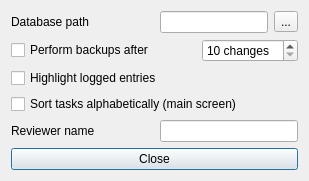
First picture: the form in gui_settings.ui, repository FrankMamuda/ketoevent, before the edit.
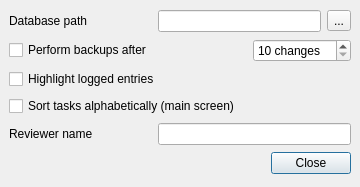
Second picture: the form after the edit. Icons and pictures are not drawn.

The edit to the form file:
```diff
--- a/gui_settings.ui
+++ b/gui_settings.ui
@@ -1,13 +1,13 @@
 <?xml version="1.0" encoding="UTF-8"?>
 <ui version="4.0">
  <class>Gui_Settings</class>
- <widget class="QDialog" name="Gui_Settings">
+ <widget class="QMainWindow" name="Gui_Settings">
   <property name="geometry">
    <rect>
     <x>0</x>
     <y>0</y>
-    <width>309</width>
-    <height>166</height>
+    <width>360</width>
+    <height>187</height>
    </rect>
   </property>
   <property name="windowTitle">
@@ -17,21 +17,16 @@
    <iconset resource="resources.qrc">
     <normaloff>:/icons/settings_dialog_16</normaloff>:/icons/settings_dialog_16</iconset>
   </property>
+  <widget class="QWidget" name="centralwidget">
   <layout class="QGridLayout" name="gridLayout">
-   <item row="1" column="2" colspan="2">
-    <widget class="QSpinBox" name="backupChanges">
-     <property name="suffix">
-      <string> changes</string>
-     </property>
-     <property name="minimum">
-      <number>10</number>
-     </property>
-     <property name="maximum">
-      <number>100</number>
+    <item row="2" column="0" colspan="6">
+     <widget class="QCheckBox" name="hilightEntries">
+      <property name="text">
+       <string>Highlight logged entries</string>
      </property>
     </widget>
    </item>
-   <item row="5" column="0" colspan="4">
+    <item row="5" column="5">
     <widget class="QPushButton" name="closeButton">
      <property name="toolTip">
       <string>Close settings dialog</string>
@@ -55,24 +50,10 @@
      </property>
     </widget>
    </item>
-   <item row="3" column="0" colspan="4">
-    <widget class="QCheckBox" name="sort">
+    <item row="4" column="0">
+     <widget class="QLabel" name="rvNameLabel">
      <property name="text">
-      <string>Sort tasks alphabetically (main screen)</string>
-     </property>
-    </widget>
-   </item>
-   <item row="0" column="3">
-    <widget class="QToolButton" name="pathButton">
-     <property name="text">
-      <string>...</string>
-     </property>
-    </widget>
-   </item>
-   <item row="2" column="0" colspan="2">
-    <widget class="QCheckBox" name="hilightEntries">
-     <property name="text">
-      <string>Highlight logged entries</string>
+       <string>Reviewer name</string>
      </property>
     </widget>
    </item>
@@ -83,10 +64,13 @@
      </property>
     </widget>
    </item>
-   <item row="0" column="1" colspan="2">
-    <widget class="QLineEdit" name="dbPath">
-     <property name="readOnly">
-      <bool>true</bool>
+    <item row="4" column="1" colspan="5">
+     <widget class="QLineEdit" name="rvName"/>
+    </item>
+    <item row="3" column="0" colspan="6">
+     <widget class="QCheckBox" name="sort">
+      <property name="text">
+       <string>Sort tasks alphabetically (main screen)</string>
      </property>
     </widget>
    </item>
@@ -97,23 +81,51 @@
      </property>
      <property name="sizeHint" stdset="0">
       <size>
-       <width>40</width>
+        <width>41</width>
        <height>20</height>
       </size>
      </property>
     </spacer>
    </item>
-   <item row="4" column="0">
-    <widget class="QLabel" name="rvNameLabel">
+    <item row="1" column="2" colspan="4">
+     <widget class="QSpinBox" name="backupChanges">
+      <property name="suffix">
+       <string> changes</string>
+      </property>
+      <property name="minimum">
+       <number>10</number>
+      </property>
+      <property name="maximum">
+       <number>100</number>
+      </property>
+     </widget>
+    </item>
+    <item row="0" column="1" colspan="5">
+     <layout class="QHBoxLayout" name="horizontalLayout">
+      <item>
+       <widget class="QLineEdit" name="dbPath">
+        <property name="minimumSize">
+         <size>
+          <width>64</width>
+          <height>0</height>
+         </size>
+        </property>
+        <property name="readOnly">
+         <bool>true</bool>
+        </property>
+       </widget>
+      </item>
+      <item>
+       <widget class="QToolButton" name="pathButton">
      <property name="text">
-      <string>Reviewer name</string>
+         <string>...</string>
      </property>
     </widget>
    </item>
-   <item row="4" column="1" colspan="3">
-    <widget class="QLineEdit" name="rvName"/>
-   </item>
-  </layout>
+     </layout>
+    </item>
+   </layout>
+  </widget>
  </widget>
  <resources>
   <include location="resources.qrc"/>
```
Left out of the diff: 21 changed lines with no effect on the pictures. Lines whose indentation alone changed are shown as unchanged.
